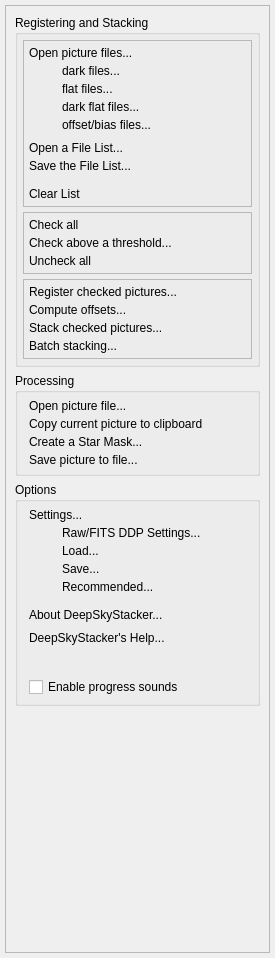
Old version of the form DeepSkyStacker/ui/ExplorerBar.ui in the repository deepskystacker/DSS.
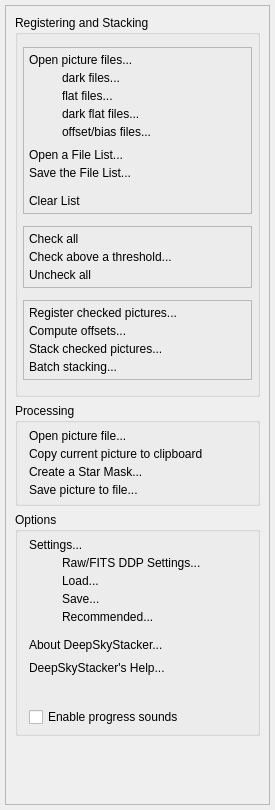
New version of the form.

Commit message: Fix minimum size problem

What changed in the file:
```diff
--- a/DeepSkyStacker/ui/ExplorerBar.ui
+++ b/DeepSkyStacker/ui/ExplorerBar.ui
@@ -7,7 +7,7 @@
     <x>0</x>
     <y>0</y>
     <width>275</width>
-    <height>958</height>
+    <height>810</height>
    </rect>
   </property>
   <property name="sizePolicy">
@@ -94,14 +94,20 @@
         <rect>
          <x>0</x>
          <y>0</y>
-         <width>263</width>
-         <height>922</height>
+         <width>246</width>
+         <height>775</height>
         </rect>
        </property>
+       <property name="sizePolicy">
+        <sizepolicy hsizetype="Preferred" vsizetype="Fixed">
+         <horstretch>0</horstretch>
+         <verstretch>0</verstretch>
+        </sizepolicy>
+       </property>
        <property name="minimumSize">
         <size>
          <width>230</width>
-         <height>700</height>
+         <height>775</height>
         </size>
        </property>
        <layout class="QVBoxLayout" name="verticalLayout_2">
@@ -113,6 +119,12 @@
             <verstretch>0</verstretch>
            </sizepolicy>
           </property>
+          <property name="minimumSize">
+           <size>
+            <width>228</width>
+            <height>382</height>
+           </size>
+          </property>
           <property name="styleSheet">
            <string notr="true"/>
           </property>
```
